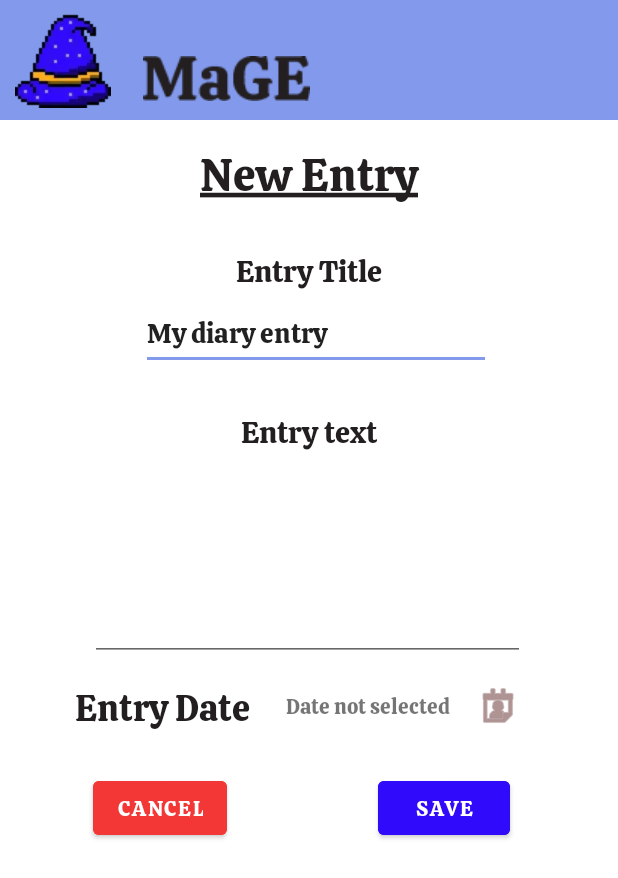
After one commit to AyaPK/MaGE, an Android app: the NewDiaryEntry screen opened directly, with no data from a screen before it, on a phone screen of 412 x 824 dp. The commit adds this screen. Shown: the top 878 px of the screen. Run offline under Robolectric (Android 15) with nearby library versions, the phone set to English and light mode, and no system bars.

Commit message:
New Diary Entries can now be made and viewed - No editing as of yet

```diff
--- a/app/src/main/java/uk/co/ayaspace/mage/mainTabbedActivities/alarms/AlarmsFragment.kt
+++ b/app/src/main/java/uk/co/ayaspace/mage/mainTabbedActivities/alarms/AlarmsFragment.kt
@@ -27,8 +27,8 @@ class AlarmsFragment : Fragment() {
         inflater: LayoutInflater,
         container: ViewGroup?,
         savedInstanceState: Bundle?
-    ): View? {
-        val appContext: Context = Objects.requireNonNull(this.activity)!!.applicationContext
+    ): View {
+        val appContext: Context = this.requireActivity().applicationContext
         val preferenceHelper: CustomPreferenceManager by lazy { PreferenceHelper(appContext) }
 
         _binding = FragmentAlarmsBinding.inflate(inflater, container, false)
--- /dev/null
+++ b/app/src/main/java/uk/co/ayaspace/mage/mainTabbedActivities/diary/NewDiaryEntry.kt
@@ -0,0 +1,63 @@
+package uk.co.ayaspace.mage.mainTabbedActivities.diary
+
+import android.app.DatePickerDialog
+import android.icu.text.SimpleDateFormat
+import android.icu.util.Calendar
+import androidx.appcompat.app.AppCompatActivity
+import android.os.Bundle
+import android.widget.Button
+import android.widget.ImageButton
+import android.widget.TextView
+import uk.co.ayaspace.mage.R
+import uk.co.ayaspace.mage.model.Entry
+import uk.co.ayaspace.mage.utils.CustomDatePicker
+import uk.co.ayaspace.mage.utils.DataAccess
+
+class NewDiaryEntry : AppCompatActivity(), DatePickerDialog.OnDateSetListener {
+    lateinit var cancelButton: Button
+    lateinit var saveButton: Button
+    lateinit var entryTitle: TextView
+    lateinit var entryContent: TextView
+    lateinit var dateText: TextView
+    lateinit var dateButton: ImageButton
+    lateinit var dataAccess: DataAccess
+
+    override fun onCreate(savedInstanceState: Bundle?) {
+        super.onCreate(savedInstanceState)
+        setContentView(R.layout.activity_new_diary_entry)
+        dataAccess = DataAccess(this)
+
+        dateText = findViewById(R.id.date_text)
+        dateButton = findViewById(R.id.date_button)
+        entryTitle = findViewById(R.id.edittext_entry_title)
+        entryContent = findViewById(R.id.diary_text_content)
+
+        dateButton.setOnClickListener {
+            val mDatePickerDialogFragment: CustomDatePicker = CustomDatePicker()
+            mDatePickerDialogFragment.show(supportFragmentManager, "DATE PICK")
+        }
+
+        cancelButton = findViewById(R.id.cancel_button)
+        cancelButton.setOnClickListener {
+            finish()
+        }
+
+        saveButton = findViewById(R.id.save_button)
+        saveButton.setOnClickListener {
+            val entry: Entry = Entry(dateText.text.toString(), entryTitle.text.toString(), entryContent.text.toString())
+            dataAccess.insertDiaryEntry(entry)
+            finish()
+        }
+    }
+
+    override fun onDateSet(p0: android.widget.DatePicker?, p1: Int, p2: Int, p3: Int) {
+        val mCalendar: Calendar = Calendar.getInstance()
+        mCalendar.set(Calendar.YEAR, p1)
+        mCalendar.set(Calendar.MONTH, p2)
+        mCalendar.set(Calendar.DAY_OF_MONTH, p3)
+
+        val simpleDateFormat = SimpleDateFormat("dd-MM-yyyy")
+        val dateTime = simpleDateFormat.format(mCalendar.time).toString()
+        dateText.text = dateTime
+    }
+}
--- a/app/src/main/java/uk/co/ayaspace/mage/mainTabbedActivities/home/HomeFragment.kt
+++ b/app/src/main/java/uk/co/ayaspace/mage/mainTabbedActivities/home/HomeFragment.kt
@@ -25,7 +25,7 @@ class HomeFragment : Fragment() {
         container: ViewGroup?,
         savedInstanceState: Bundle?
     ): View {
-        val appContext: Context = Objects.requireNonNull(this.activity)!!.applicationContext
+        val appContext: Context = this.requireActivity().applicationContext
         val preferenceHelper: CustomPreferenceManager by lazy { PreferenceHelper(appContext) }
 
         _binding = FragmentHomeBinding.inflate(inflater, container, false)
--- /dev/null
+++ b/app/src/main/java/uk/co/ayaspace/mage/utils/DataAccess.kt
@@ -0,0 +1,132 @@
+package uk.co.ayaspace.mage.utils
+
+import android.content.ContentValues
+import android.content.Context
+import android.database.Cursor
+import android.database.sqlite.SQLiteDatabase
+import android.database.sqlite.SQLiteOpenHelper
+import com.google.gson.Gson
+import uk.co.ayaspace.mage.model.Entry
+import java.lang.Exception
+
+
+class DataAccess(private val context: Context) {
+    var helper: MyDbHelper = MyDbHelper(context)
+
+//    public fun insertData(bookname: String, childcomments: String, adultcomments: String, rating: Int, pagesread: Int, datetext: String): Long {
+//        val dbb: SQLiteDatabase = helper.writableDatabase
+//        val contentValues: ContentValues = ContentValues()
+//        contentValues.put(helper.BOOKNAME, bookname)
+//        contentValues.put(helper.CHILDCOMMENTS, childcomments)
+//        contentValues.put(helper.ADULTCOMMENTS, adultcomments)
+//        contentValues.put(helper.RATING, rating)
+//        contentValues.put(helper.PAGESREAD, pagesread)
+//        contentValues.put(helper.DATETEXT, datetext)
+//        return dbb.insert(helper.TABLE_NAME, null, contentValues)
+//    }
+
+    public fun insertDiaryEntry(entry: Entry): Long {
+        val dbb: SQLiteDatabase = helper.writableDatabase
+        val contentValues: ContentValues = ContentValues()
+        val entryObject = Gson().toJson(entry)
+        contentValues.put(helper.objectString, entryObject)
+        return dbb.insert("Entries", null, contentValues)
+    }
+
+    public fun getAllDiaryEntries() : ArrayList<Entry> {
+        val dbb = helper.writableDatabase
+        val columns = arrayOf(helper.uid, helper.objectString)
+        val cursor: Cursor = dbb.query("Entries",columns,null,null,null,null,null)
+        val buffer: ArrayList<Entry> = ArrayList<Entry>()
+        while (cursor.moveToNext()) {
+            val entry : Entry = Gson().fromJson(cursor.getString(cursor.getColumnIndexOrThrow(helper.objectString)), Entry::class.java)
+            buffer.add(entry)
+        }
+        return buffer
+    }
+
+//
+//    public fun getAllBooks() : ArrayList<String> {
+//        val dbb = helper.writableDatabase
+//        val columns = arrayOf(helper.UID, helper.BOOKNAME, helper.CHILDCOMMENTS, helper.ADULTCOMMENTS, helper.RATING, helper.PAGESREAD, helper.DATETEXT)
+//        val cursor: Cursor = dbb.query(helper.TABLE_NAME,columns,null,null,null,null,null)
+//        val buffer: ArrayList<String> = ArrayList<String>()
+//        while (cursor.moveToNext()) {
+//            val cid: Int = cursor.getInt(cursor.getColumnIndexOrThrow(helper.UID))
+//            val bookname: String = cursor.getString(cursor.getColumnIndexOrThrow(helper.BOOKNAME))
+//            val childcomments: String = cursor.getString(cursor.getColumnIndexOrThrow(helper.CHILDCOMMENTS))
+//            val adultcomments: String = cursor.getString(cursor.getColumnIndexOrThrow(helper.ADULTCOMMENTS))
+//            val rating: String = cursor.getString(cursor.getColumnIndexOrThrow(helper.RATING))
+//            val pagesread: String = cursor.getString(cursor.getColumnIndexOrThrow(helper.PAGESREAD))
+//            val datetext: String = cursor.getString(cursor.getColumnIndexOrThrow(helper.DATETEXT))
+//            buffer.add("$cid|$bookname|$childcomments|$adultcomments|$rating|$pagesread|$datetext\n")
+//        }
+//        return buffer
+//    }
+//
+//    public fun updateEntry(id: Int, name: String, childcomments: String, adultcomment: String, rating: Int, pagesread: Int, datetext: String) {
+//        val dbb = helper.writableDatabase
+//        val updatedEntry = ContentValues()
+//        updatedEntry.put("name", name)
+//        updatedEntry.put("childcomments", childcomments)
+//        updatedEntry.put("adultcomments", adultcomment)
+//        updatedEntry.put("rating", rating)
+//        updatedEntry.put("pagesread", pagesread)
+//        updatedEntry.put("datetext", datetext)
+
+//        dbb.update("choices", updatedEntry, "_id=$id", null)
+//         }
+
+    public fun deleteEntry(id: Int) {
+        val dbb = helper.writableDatabase
+        dbb.delete("choices", "_id=$id", null)
+
+    }
+
+    class MyDbHelper(
+        var context: Context,
+        private val DATABASE_VERSION: Int = 1,
+        private val DATABASE_NAME: String = "myDatabase",
+        val TABLE_NAME: String = "choices",
+        val uid: String = "id",
+        val objectString: String = "objectString",
+        val cloudStorage: String = "CloudStorage",
+        val timeFormat: String = "TimeFormat",
+        val dateFormat: String = "DateFormat",
+
+        private val CREATE_ENTRIES_TABLE: String = "CREATE TABLE Entries (id INTEGER PRIMARY KEY AUTOINCREMENT, " +
+                "objectString VARCHAR(255)" +
+                ");",
+
+        private val CREATE_SETTINGS_TABLE: String = "CREATE TABLE Settings (id INTEGER PRIMARY KEY AUTOINCREMENT, " +
+                "CloudStorage VARCHAR(255), " +
+                "TimeFormat VARCHAR(255), " +
+                "DateFormat VARCHAR(255)" +
+                ");",
+
+        private val DROP_USER_TABLE: String = "DROP TABLE IF EXISTS UserData",
+        private val DROP_SETTINGS_TABLE: String = "Drop TABLE IF EXISTS Settings"
+
+    ) : SQLiteOpenHelper(context, DATABASE_NAME, null, DATABASE_VERSION) {
+
+        override fun onCreate(db: SQLiteDatabase?) {
+            try {
+                db?.execSQL(CREATE_ENTRIES_TABLE)
+//                db?.execSQL(CREATE_SETTINGS_TABLE)
+            } catch (e: Exception) {
+                println("$e")
+            }
+        }
+
+        override fun onUpgrade(db: SQLiteDatabase?, oldVersion: Int, newVersion: Int) {
+            try {
+                db?.execSQL(DROP_USER_TABLE)
+                db?.execSQL(DROP_SETTINGS_TABLE)
+                onCreate(db)
+            } catch (e: Exception) {
+                println("$e")
+            }
+        }
+
+    }
+}
--- a/app/src/main/java/uk/co/ayaspace/mage/utils/recyclyerUtils/AlarmsRecyclerViewHolder.kt
+++ b/app/src/main/java/uk/co/ayaspace/mage/utils/recyclyerUtils/AlarmsRecyclerViewHolder.kt
@@ -10,8 +10,8 @@ import uk.co.ayaspace.mage.model.Entry
 
 class AlarmsRecyclerViewHolder(private val onItemClicked: (position: Int) -> Unit, view: View) : RecyclerView.ViewHolder(view), View.OnClickListener{
     var bookNameTextView: TextView = view.findViewById(R.id.bookNameRecycler)
-    var bookRatingBar: RatingBar = view.findViewById(R.id.bookRatingBar)
-    var bookDate: TextView = view.findViewById(R.id.dateView)
+//    var bookRatingBar: RatingBar = view.findViewById(R.id.bookRatingBar)
+//    var bookDate: TextView = view.findViewById(R.id.dateView)
     lateinit var entry: Entry
     init {
         itemView.setOnClickListener(this)
--- /dev/null
+++ b/app/src/main/res/layout/activity_new_diary_entry.xml
@@ -0,0 +1,139 @@
+<?xml version="1.0" encoding="utf-8"?>
+<androidx.constraintlayout.widget.ConstraintLayout xmlns:android="http://schemas.android.com/apk/res/android"
+    xmlns:app="http://schemas.android.com/apk/res-auto"
+    xmlns:tools="http://schemas.android.com/tools"
+    android:layout_width="match_parent"
+    android:layout_height="match_parent"
+    tools:context=".mainTabbedActivities.diary.NewDiaryEntry">
+
+    <include
+        android:id="@+id/themainbar"
+        layout="@layout/actionbar_nobuttons"
+        />
+
+    <TextView
+        android:id="@+id/new_entry_text"
+        android:layout_width="match_parent"
+        android:layout_height="wrap_content"
+        android:layout_marginTop="10dp"
+        android:text="@string/new_entry"
+        android:textAlignment="center"
+        android:textColor="@color/raisin_black"
+        android:textSize="30sp"
+        app:layout_constraintTop_toBottomOf="@+id/themainbar"
+        tools:layout_editor_absoluteX="0dp" />
+
+    <TextView
+        android:id="@+id/new_entry_title_label"
+        android:layout_width="match_parent"
+        android:layout_height="wrap_content"
+        android:layout_marginTop="24dp"
+        android:text="@string/entry_title"
+        android:textAlignment="center"
+        android:textColor="@color/raisin_black"
+        android:textSize="20sp"
+        app:layout_constraintTop_toBottomOf="@+id/new_entry_text"
+        tools:layout_editor_absoluteX="0dp" />
+
+    <EditText
+        android:id="@+id/edittext_entry_title"
+        android:layout_width="wrap_content"
+        android:layout_height="wrap_content"
+        android:layout_marginStart="94dp"
+        android:ems="10"
+        android:inputType="textPersonName"
+        android:text="@string/my_diary_entry"
+        app:layout_constraintStart_toStartOf="parent"
+        app:layout_constraintTop_toBottomOf="@+id/new_entry_title_label" />
+
+    <TextView
+        android:id="@+id/new_entry_content_label"
+        android:layout_width="match_parent"
+        android:layout_height="wrap_content"
+        android:layout_marginTop="24dp"
+        android:text="@string/entry_text"
+        android:textAlignment="center"
+        android:textColor="@color/raisin_black"
+        android:textSize="20sp"
+        app:layout_constraintTop_toBottomOf="@+id/edittext_entry_title"
+        tools:layout_editor_absoluteX="0dp" />
+
+
+    <EditText
+        android:id="@+id/diary_text_content"
+        android:layout_width="290dp"
+        android:layout_height="113dp"
+        android:layout_marginStart="60dp"
+        android:layout_marginTop="24dp"
+        android:ems="10"
+        android:gravity="top|start"
+        android:inputType="textMultiLine"
+        android:lines="10"
+        android:minLines="5"
+        app:layout_constraintStart_toStartOf="parent"
+        app:layout_constraintTop_toBottomOf="@+id/new_entry_content_label" />
+
+
+    <TextView
+        android:id="@+id/date_label"
+        android:layout_width="wrap_content"
+        android:layout_height="wrap_content"
+        android:layout_marginStart="50dp"
+        android:layout_marginTop="10dp"
+        android:fontFamily="@font/calistoga"
+        android:text="Entry Date"
+        android:textAlignment="center"
+        android:textColor="@color/raisin_black"
+        android:textSize="24sp"
+        app:layout_constraintStart_toStartOf="parent"
+        app:layout_constraintTop_toBottomOf="@+id/diary_text_content" />
+
+
+    <ImageButton
+        android:id="@+id/date_button"
+        android:layout_width="wrap_content"
+        android:layout_height="wrap_content"
+        android:layout_marginTop="4dp"
+        android:layout_marginEnd="64dp"
+        android:background="#00FFFFFF"
+        android:src="@android:drawable/ic_menu_my_calendar"
+        app:layout_constraintEnd_toEndOf="parent"
+        app:layout_constraintTop_toTopOf="@+id/date_label"
+        app:tint="#7A4C4C" />
+
+    <TextView
+        android:id="@+id/date_text"
+        android:layout_width="wrap_content"
+        android:layout_height="wrap_content"
+        android:layout_marginStart="39dp"
+        android:layout_marginTop="8dp"
+        android:layout_marginEnd="44dp"
+        android:text="Date not selected"
+        app:layout_constraintEnd_toStartOf="@+id/date_button"
+        app:layout_constraintHorizontal_bias="0.362"
+        app:layout_constraintStart_toEndOf="@+id/date_label"
+        app:layout_constraintTop_toTopOf="@+id/date_label" />
+    <Button
+        android:id="@+id/cancel_button"
+        android:layout_width="wrap_content"
+        android:layout_height="wrap_content"
+        android:layout_marginStart="62dp"
+        android:layout_marginTop="24dp"
+        android:backgroundTint="#EEF43636"
+        android:text="Cancel"
+        app:layout_constraintStart_toStartOf="parent"
+        app:layout_constraintTop_toBottomOf="@+id/date_label" />
+
+    <Button
+        android:id="@+id/save_button"
+        android:layout_width="wrap_content"
+        android:layout_height="wrap_content"
+        android:layout_marginTop="24dp"
+        android:layout_marginEnd="72dp"
+        android:backgroundTint="@color/Ultramarine"
+        android:text="Save"
+        app:layout_constraintEnd_toEndOf="parent"
+        app:layout_constraintTop_toBottomOf="@+id/date_label" />
+
+
+</androidx.constraintlayout.widget.ConstraintLayout>
--- a/app/src/main/res/values/dimens.xml
+++ b/app/src/main/res/values/dimens.xml
@@ -3,4 +3,5 @@
     <dimen name="activity_horizontal_margin">16dp</dimen>
     <dimen name="activity_vertical_margin">16dp</dimen>
     <dimen name="text_margin">16dp</dimen>
+    <dimen name="fab_margin">16dp</dimen>
 </resources>
--- a/app/src/main/res/values/strings.xml
+++ b/app/src/main/res/values/strings.xml
@@ -182,5 +182,18 @@
     </string>
     <!-- TODO: Remove or change this placeholder text -->
     <string name="hello_blank_fragment">Hello blank fragment</string>
+    <string name="alarm_notification_title">Alarm/Notification Title</string>
+    <string name="title_activity_new_diary_entry">NewDiaryEntry</string>
+    <!-- Strings used for fragments for navigation -->
+    <string name="first_fragment_label">First Fragment</string>
+    <string name="second_fragment_label">Second Fragment</string>
+    <string name="previous">Previous</string>
+
+    <string name="hello_first_fragment">Hello first fragment</string>
+    <string name="hello_second_fragment">Hello second fragment. Arg: %1$s</string>
+    <string name="new_entry"><u>New Entry</u></string>
+    <string name="entry_title">Entry Title</string>
+    <string name="my_diary_entry">My diary entry</string>
+    <string name="entry_text">Entry text</string>
 
 </resources>
--- a/app/src/main/res/values/themes.xml
+++ b/app/src/main/res/values/themes.xml
@@ -14,4 +14,10 @@
         <!-- Customize your theme here. -->
         <item name="fontFamily">@font/calistoga</item>
     </style>
+    <style name="Theme.MaGE.NoActionBar">
+        <item name="windowActionBar">false</item>
+        <item name="windowNoTitle">true</item>
+    </style>
+    <style name="Theme.MaGE.AppBarOverlay" parent="ThemeOverlay.AppCompat.Dark.ActionBar" />
+    <style name="Theme.MaGE.PopupOverlay" parent="ThemeOverlay.AppCompat.Light" />
 </resources>
```
Also changed, not shown: app/src/main/AndroidManifest.xml (+12 -4 lines), app/src/main/java/uk/co/ayaspace/mage/mainTabbedActivities/diary/DiaryFragment.kt (+23 -7 lines), app/src/main/java/uk/co/ayaspace/mage/mainTabbedActivities/diary/ViewDiaryEntry.kt (added, +40 -0 lines), app/src/main/java/uk/co/ayaspace/mage/utils/CustomDatePicker.kt (+10 -5 lines), app/src/main/res/drawable/ic_baseline_edit_24.xml (added, +10 -0 lines), app/src/main/res/layout/activity_first_time_user_details_screen.xml (+15 -13 lines), app/src/main/res/layout/activity_view_diary_entry.xml (added, +68 -0 lines), app/src/main/res/layout/alarms_cardview.xml (+2 -25 lines), app/src/main/res/layout/fragment_diary.xml (+16 -1 lines).
